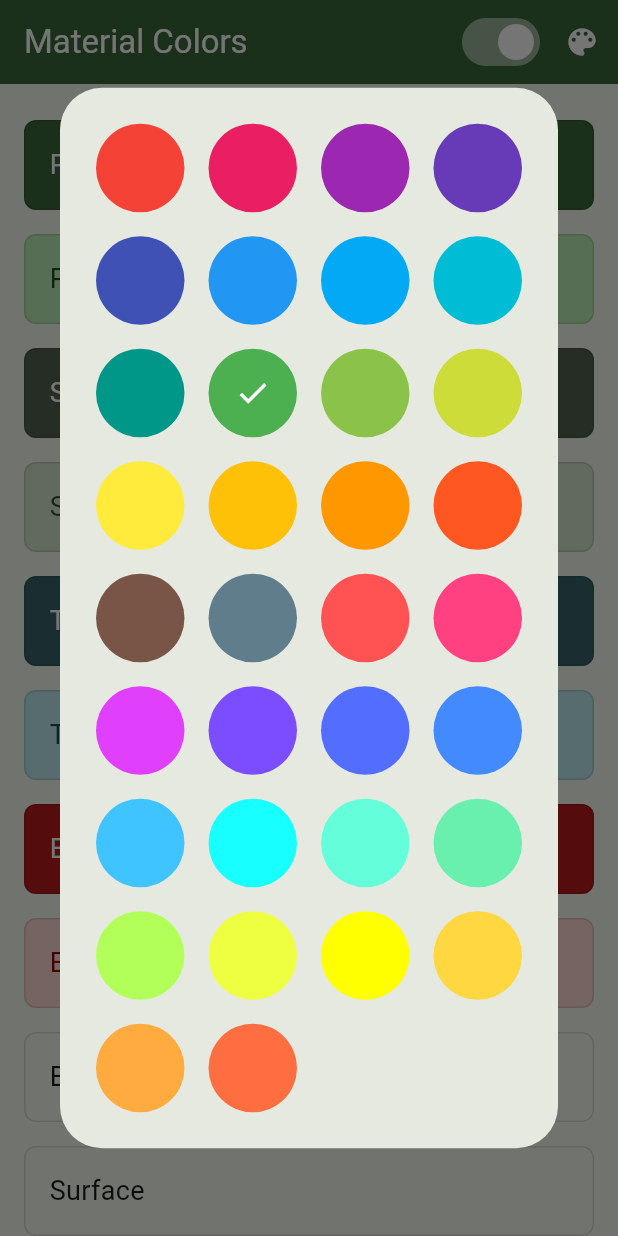
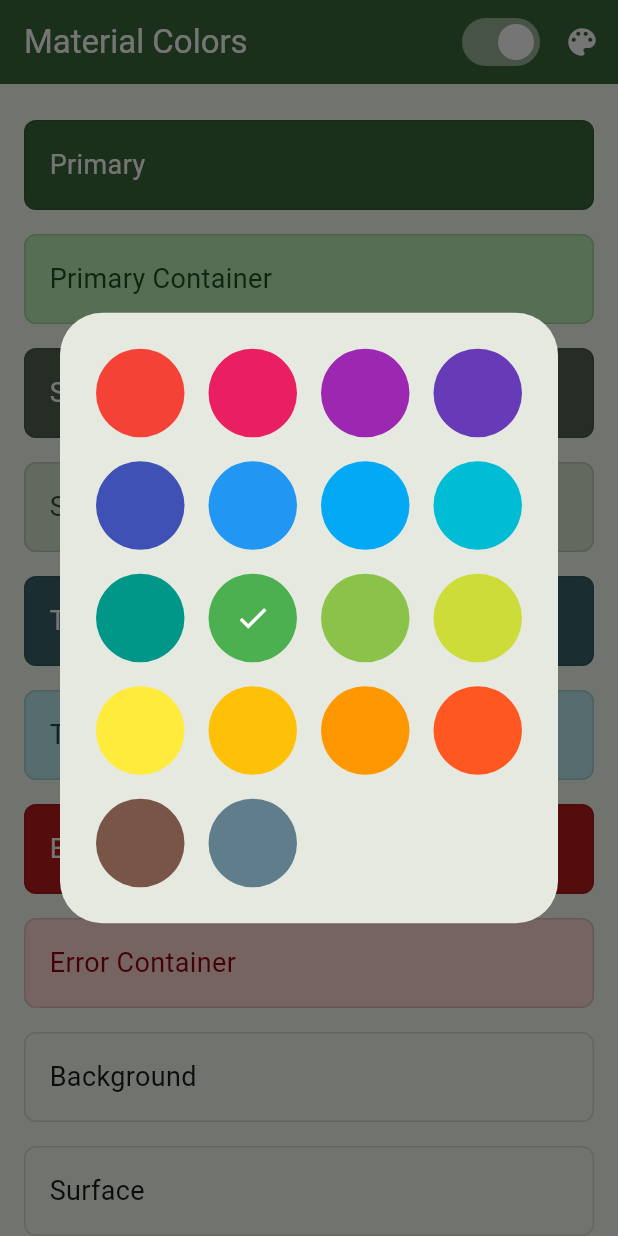
Before and after one commit to linslouis/flutter_material_3_simple_demo, a Flutter app: the screen it shows after launch, after a tap on the "color lens" icon, on a phone screen of 412 x 824 dp. Run offline on Flutter 3.47's test engine with Material 3 defaults, Android fonts, the light colour scheme and no system bars.

```diff
--- a/lib/main.dart
+++ b/lib/main.dart
@@ -158,15 +158,14 @@ class ColorPickerDialog extends StatelessWidget {
   const ColorPickerDialog({
     required this.selectedColor,
     required this.onColorSelected,
-    Key? key,
-  }) : super(key: key);
+    super.key,
+  });
 
   @override
   Widget build(BuildContext context) {
     // Convert both lists to List<Color> to avoid type issues.
     final List<Color> colors = [
       ...Colors.primaries,
-      ...Colors.accents,
     ].map((color) => color as Color).toList();
 
     return Dialog(
```
